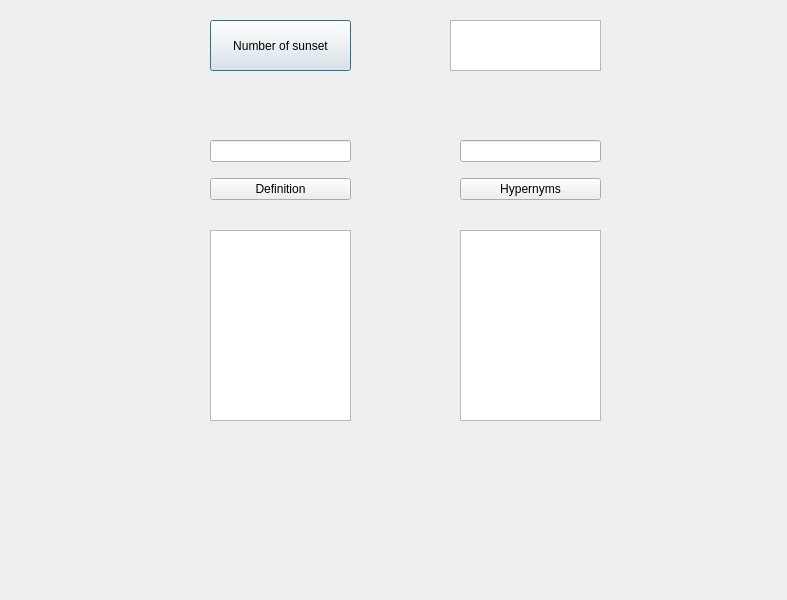
This is queries.ui in DaliaAymanAmeen/GUI as Qt 5 draws it before an edit. The edited form follows.
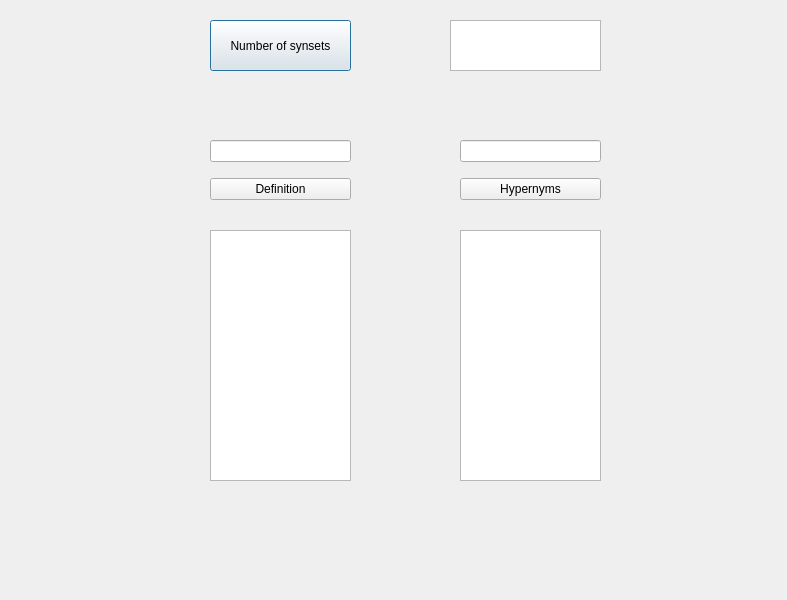
This is the edited form.

What changed in the file:
```diff
--- a/queries.ui
+++ b/queries.ui
@@ -23,7 +23,7 @@
     </rect>
    </property>
    <property name="text">
-    <string>Number of sunset</string>
+    <string>Number of synsets</string>
    </property>
   </widget>
   <widget class="QTextEdit" name="textEdit">
@@ -42,7 +42,7 @@
      <x>210</x>
      <y>230</y>
      <width>141</width>
-     <height>191</height>
+     <height>251</height>
     </rect>
    </property>
   </widget>
@@ -52,7 +52,7 @@
      <x>460</x>
      <y>230</y>
      <width>141</width>
-     <height>191</height>
+     <height>251</height>
     </rect>
    </property>
   </widget>
```
